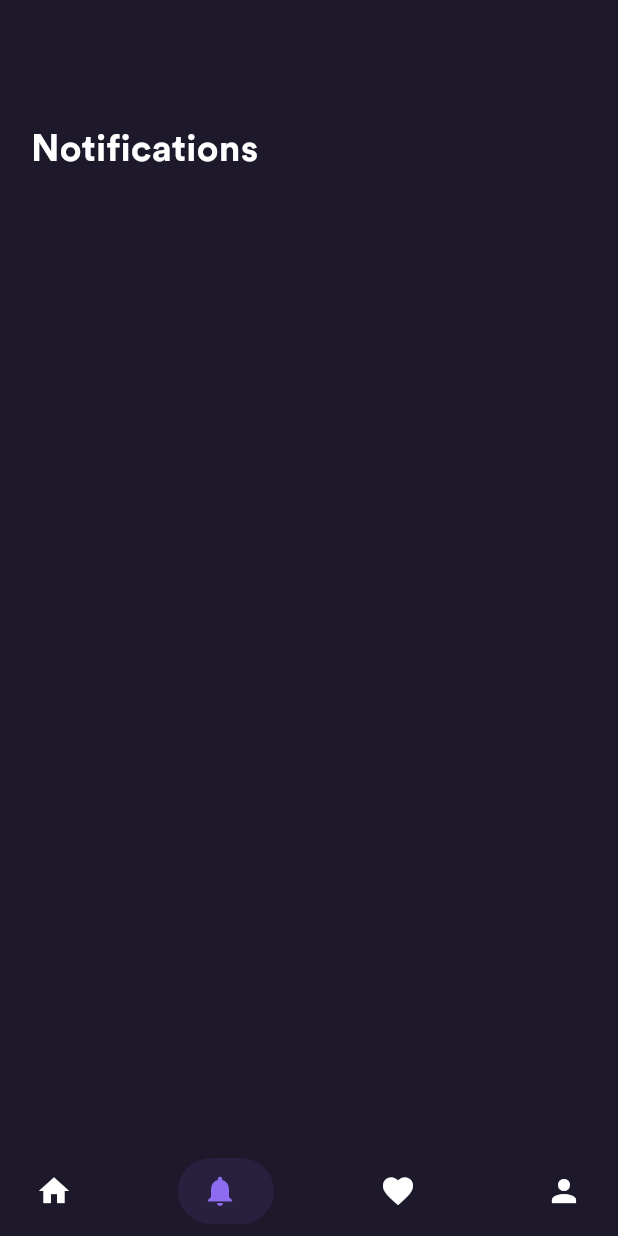
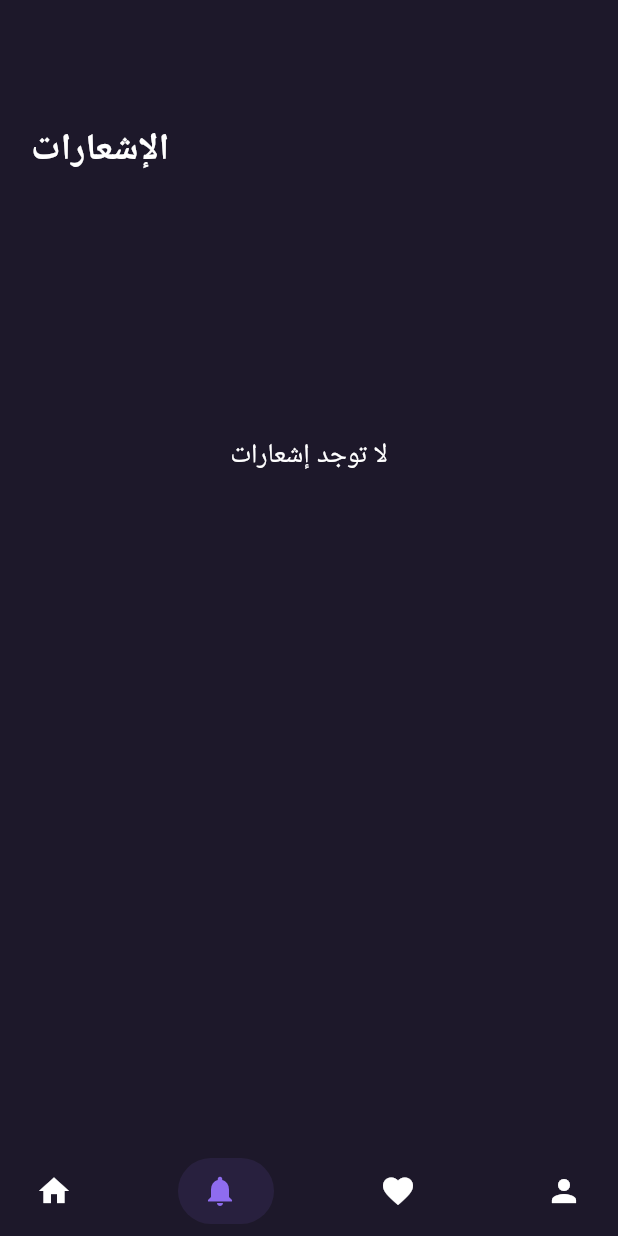
Before and after one commit to abdelhamiddsalah/ShirtyApp, a Flutter app: the Salmon screen opened by its route, item 2 of the bottom bar chosen, on a phone screen of 412 x 824 dp. Run offline on Flutter 3.47's test engine with Material 3 defaults, Android fonts, the phone set to English and light mode, and no system bars; drawn by our look-alikes of salomon_bottom_bar; our stand-ins replace bloc, cached_network_image, cloud_firestore, dartz, dio, equatable and 16 more; missing offline and left inert: flutter_stripe, ftoast; accounts and stored records are empty; network calls fail; project files that could hold a hidden picture were left out.

Commit message:
add changes

```diff
--- a/lib/features/cart/data/models/cart_item_model.dart
+++ b/lib/features/cart/data/models/cart_item_model.dart
@@ -2,7 +2,7 @@ import 'package:clothshop/features/home/data/models/product_model.dart';
 import 'package:clothshop/features/cart/domain/entities/cart_item_entity.dart';
 
 class CartItemModel extends CartItemEntity {
-  const CartItemModel({
+  const CartItemModel(super.selectedColor, super.selectedSize, {
     required ProductModel super.product,
     required super.quantity,
     required super.totalPrice,
@@ -13,6 +13,8 @@ class CartItemModel extends CartItemEntity {
       product: ProductModel.fromJson(json['product'] as Map<String, dynamic>,''),
       quantity: json['quantity'] ?? 1,
       totalPrice: (json['totalPrice'] as num).toDouble(),
+       json['selectedColor'],
+       json['selectedSize'],
     );
   }
 
@@ -26,6 +28,8 @@ class CartItemModel extends CartItemEntity {
 
   CartItemEntity toEntity() {
     return CartItemEntity(
+     selectedColor,
+       selectedSize,
       product: product,
       quantity: quantity,
       totalPrice: totalPrice,
--- a/lib/features/cart/presentation/widgets/container_in_cart.dart
+++ b/lib/features/cart/presentation/widgets/container_in_cart.dart
@@ -49,9 +49,9 @@ class ContainerIncart extends StatelessWidget {
                   Text(cartItemEntity.product.name,
                       style: const TextStyle(fontWeight: FontWeight.bold)),
                   const SizedBox(height: 5),
-                  Text('Size: ${cartItemEntity.product.sizes}'),
+                  Text('Size: ${cartItemEntity.product.sizes[0]}'),
                   const SizedBox(height: 5),
-                  Text('Color: ${cartItemEntity.product.colors}'),
+                  Text('Color: ${cartItemEntity.product.colors[0]}'),
                   const SizedBox(height: 5),
                   Text('\$${cartItemEntity.product.price}',
                       style: const TextStyle(fontWeight: FontWeight.bold)),
--- a/lib/features/checkout/presentation/screens/checkout_view.dart
+++ b/lib/features/checkout/presentation/screens/checkout_view.dart
@@ -1,6 +1,7 @@
 import 'package:clothshop/features/authintication/presentation/screens/signup_view.dart';
 import 'package:clothshop/features/cart/presentation/cubit/cart_cubit.dart';
 import 'package:clothshop/features/checkout/presentation/cubit/checkout_cubit.dart';
+import 'package:clothshop/features/checkout/presentation/widgets/checkout_view_body.dart';
 import 'package:flutter/material.dart';
 import 'package:flutter_bloc/flutter_bloc.dart';
 
@@ -14,7 +15,7 @@ class CheckoutView extends StatelessWidget {
         if (state is CartLoaded) {
           return BlocProvider(
             create: (context) => sl<CheckoutCubit>(),
-           // child: CheckoutViewBody(cartItems: state.cartItems),
+            child: CheckoutViewBody(cartItems: state.cartItems,),
           );
         } else {
           return const Center(child: CircularProgressIndicator());
--- a/lib/features/home/presentation/widgets/add_tocart_indetails.dart
+++ b/lib/features/home/presentation/widgets/add_tocart_indetails.dart
@@ -68,6 +68,8 @@ class AddToCartInDetails extends StatelessWidget {
 
                   context.read<CartCubit>().addToCart(
                     CartItemModel(
+                       selectedColor!,
+                       selectedSize!,
                       product: widget.product.toModel(),
                       quantity: 1,
                       totalPrice: widget.product.price.toDouble(),
--- a/lib/features/home/presentation/widgets/container_quantity_details.dart
+++ b/lib/features/home/presentation/widgets/container_quantity_details.dart
@@ -41,6 +41,8 @@ class ContainerQuantityInDetails extends StatelessWidget {
                   if (userId != null) {
                     context.read<CartCubit>().decrementQuantity(
                       CartItemEntity(
+                        product.colors[0],
+                        product.sizes[0],
                         product: product,
                         quantity: product.quantity,
                         totalPrice: product.price.toDouble() * product.quantity,
@@ -59,6 +61,8 @@ class ContainerQuantityInDetails extends StatelessWidget {
                     final cartItem = state.cartItems.firstWhere(
                       (item) => item.product.productId == product.productId,
                       orElse: () => CartItemEntity(
+                        product.colors[0],
+                        product.sizes[0],
                         product: product,
                         quantity: 0,
                         totalPrice: 0,
@@ -82,6 +86,8 @@ class ContainerQuantityInDetails extends StatelessWidget {
                   if (userId != null) {
                     context.read<CartCubit>().incrementQuantity(
                       CartItemEntity(
+                         product.colors[0],
+                         product.sizes[0],
                         product: product,
                         quantity: product.quantity,
                         totalPrice: product.price.toDouble() * product.quantity,
--- a/lib/features/notifications/data/models/notification_model.dart
+++ b/lib/features/notifications/data/models/notification_model.dart
@@ -4,7 +4,6 @@ import 'package:hive/hive.dart';
 part 'notification_model.g.dart';
 
 @HiveType(typeId: HiveTypeIds.notificationModel)
-
 class NotificationModel extends HiveObject {
   @HiveField(0)
   final String title;
--- a/lib/features/notifications/presentation/widgets/notification_view_body.dart
+++ b/lib/features/notifications/presentation/widgets/notification_view_body.dart
@@ -9,38 +9,55 @@ class NotificationViewBody extends StatelessWidget {
 
   @override
   Widget build(BuildContext context) {
-    final screenwidth = MediaQuery.of(context).size.width;
-    final screenhight = MediaQuery.of(context).size.height;
+    final screenWidth = MediaQuery.of(context).size.width;
+    final screenHeight = MediaQuery.of(context).size.height;
 
     return Scaffold(
       body: SingleChildScrollView(
         child: Padding(
           padding: EdgeInsets.symmetric(
-            horizontal: screenwidth * 0.05,
-            vertical: screenhight * 0.05,
+            horizontal: screenWidth * 0.05,
+            vertical: screenHeight * 0.05,
           ),
           child: Column(
             crossAxisAlignment: CrossAxisAlignment.start,
             children: [
-              SizedBox(height: screenhight * 0.05),
+              SizedBox(height: screenHeight * 0.05),
               Text(
-                'Notifications',
+                'الإشعارات',
                 style: TextStyles.authtitle.copyWith(
-                  fontSize: screenwidth * 0.06,
+                  fontSize: screenWidth * 0.06,
                   color: Colors.white,
                 ),
               ),
-              SizedBox(height: screenhight * 0.01),
+              SizedBox(height: screenHeight * 0.01),
               BlocBuilder<NotificationsCubit, NotificationsState>(
                 builder: (context, state) {
                   if (state is NotificationsLoaded) {
+                    if (state.notifications.isEmpty) {
+                      return Center(
+                        child: Column(
+                          mainAxisAlignment: MainAxisAlignment.center,
+                          children: [
+                            SizedBox(height: screenHeight * 0.2),
+                            const Text(
+                              'لا توجد إشعارات',
+                              style: TextStyle(
+                                color: Colors.white,
+                                fontSize: 18,
+                              ),
+                            ),
+                          ],
+                        ),
+                      );
+                    }
                     return ListView.builder(
                       shrinkWrap: true,
                       physics: const NeverScrollableScrollPhysics(),
                       itemCount: state.notifications.length,
                       itemBuilder: (context, index) => Container(
                         margin: EdgeInsets.symmetric(
-                          vertical: screenhight * 0.01,
+                          vertical: screenHeight * 0.01,
                         ),
                         decoration: BoxDecoration(
                           color: const Color(0x1AFFFFFF),
@@ -48,19 +65,31 @@ class NotificationViewBody extends StatelessWidget {
                         ),
                         child: ListTile(
                           trailing: Text(
-                            "${state.notifications[index].timestamp.hour}:${state.notifications[index].timestamp.minute}",
+                            "${state.notifications[index].timestamp.hour}:${state.notifications[index].timestamp.minute.toString().padLeft(2, '0')}",
                             style: const TextStyle(color: Colors.grey),
                           ),
-                          title: Text(state.notifications[index].title),
-                          subtitle: Text(state.notifications[index].body),
+                          title: Text(
+                            state.notifications[index].title,
+                            style: const TextStyle(color: Colors.white),
+                          ),
+                          subtitle: Text(
+                            state.notifications[index].body,
+                            style: const TextStyle(color: Colors.grey),
+                          ),
                           leading: Image.asset(
                             Assets.imagesNotificationbing,
+                            color: Colors.white,
                           ),
                         ),
                       ),
                     );
                   } else if (state is NotificationsError) {
-                    return Center(child: Text(state.message));
+                    return Center(
+                      child: Text(
+                        state.message,
+                        style: const TextStyle(color: Colors.red),
+                      ),
+                    );
                   }
                   return const Center(child: CircularProgressIndicator());
                 },
--- a/lib/features/splashscreen/presentation/screens/splashscreen_view.dart
+++ b/lib/features/splashscreen/presentation/screens/splashscreen_view.dart
@@ -24,7 +24,7 @@ class SplashscreenView extends StatelessWidget {
           if (state is Authinticated) {
             Navigator.pushReplacementNamed(context, Routes.home);
           } else if (state is UnAuthinticated) {
-            Navigator.pushReplacementNamed(context, Routes.login);
+            Navigator.pushReplacementNamed(context, Routes.onboarding);
           }
         },
         child: const Scaffold(
```
Also changed, not shown: lib/features/cart/domain/entities/cart_item_entity.dart (+7 -65 lines), lib/features/notifications/presentation/cubit/notifications_cubit.dart (+19 -18 lines), lib/main.dart (+7 -1 lines), lib/messaging_config.dart (+86 -43 lines).
